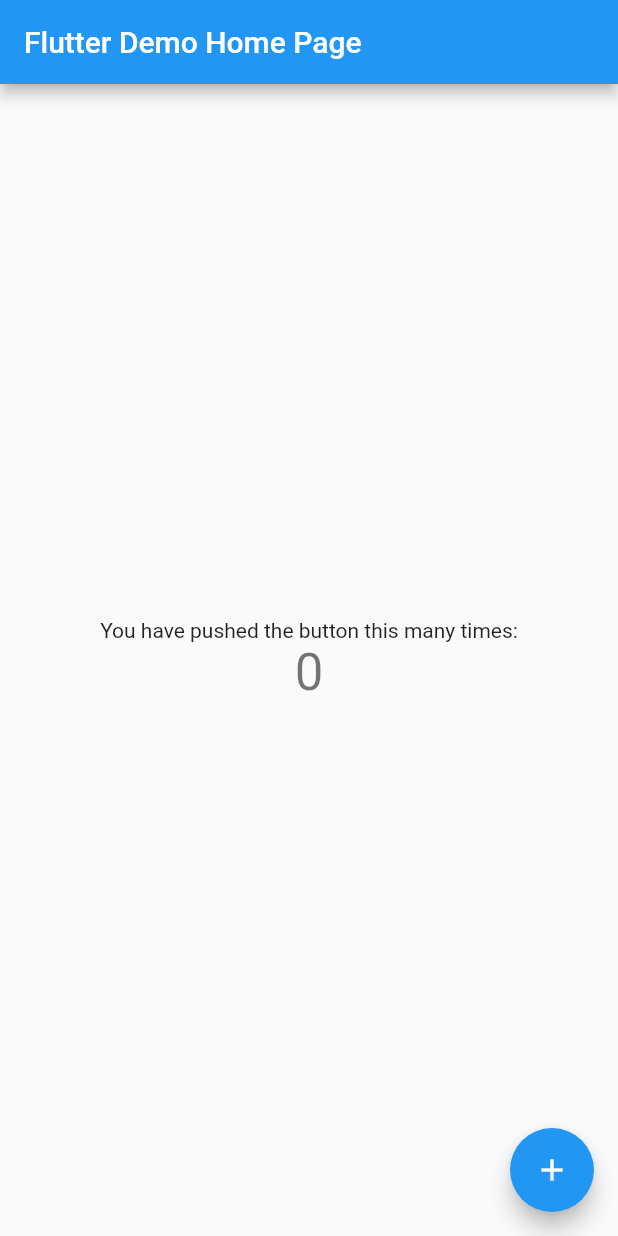
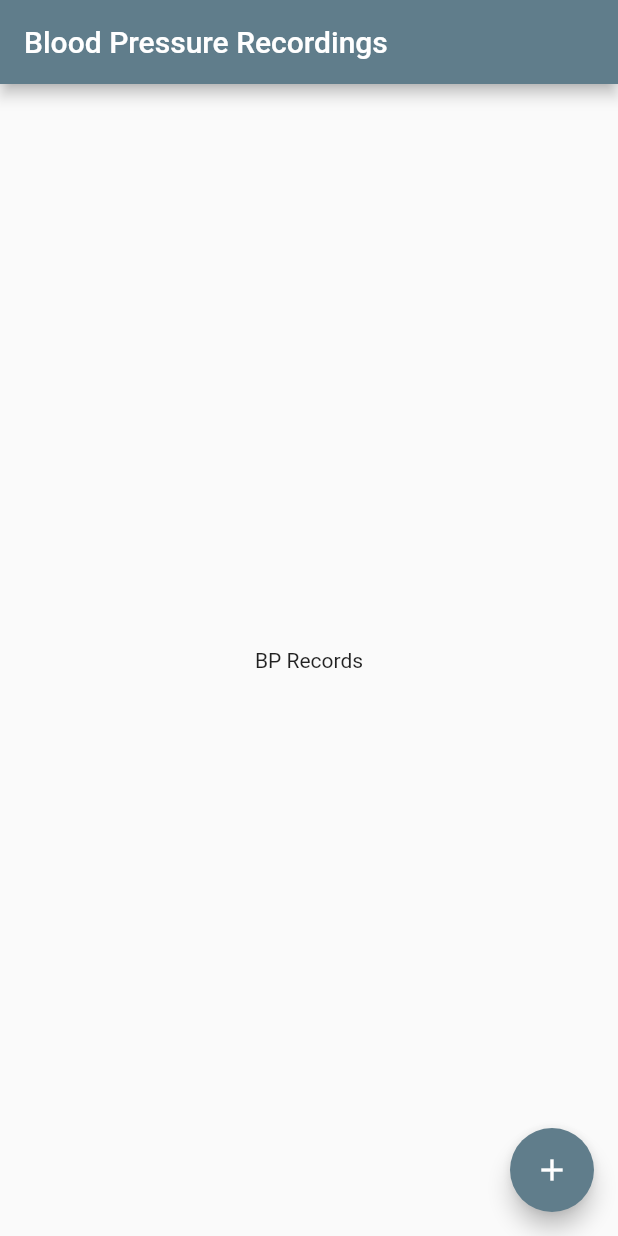
Before and after one commit to zgoda/mhh, a Flutter app: the screen it shows after launch, on a phone screen of 412 x 824 dp. Run offline on Flutter 3.47's test engine with Material 2 defaults, Android fonts, the phone set to English and light mode, and no system bars.

Commit message:
Initial structure

```diff
--- a/lib/main.dart
+++ b/lib/main.dart
@@ -1,135 +1,22 @@
-import 'package:flutter/material.dart'
-    show
-        AppBar,
-        BuildContext,
-        Center,
-        Colors,
-        Column,
-        FloatingActionButton,
-        Icon,
-        Icons,
-        MainAxisAlignment,
-        MaterialApp,
-        Scaffold,
-        State,
-        StatefulWidget,
-        StatelessWidget,
-        Text,
-        Theme,
-        ThemeData,
-        Widget,
-        runApp;
+import 'package:flutter/material.dart';
+import 'package:mhh/pages/home.dart';
 
 void main() {
-  runApp(const MyApp());
+  runApp(const BPRecApp());
 }
 
-class MyApp extends StatelessWidget {
-  const MyApp({super.key});
+class BPRecApp extends StatelessWidget {
+  const BPRecApp({super.key});
 
   // This widget is the root of your application.
   @override
   Widget build(BuildContext context) {
     return MaterialApp(
-      title: 'Flutter Demo',
+      title: 'Blood Pressure Recordings',
       theme: ThemeData(
-        // This is the theme of your application.
-        //
-        // Try running your application with "flutter run". You'll see the
-        // application has a blue toolbar. Then, without quitting the app, try
-        // changing the primarySwatch below to Colors.green and then invoke
-        // "hot reload" (press "r" in the console where you ran "flutter run",
-        // or simply save your changes to "hot reload" in a Flutter IDE).
-        // Notice that the counter didn't reset back to zero; the application
-        // is not restarted.
-        primarySwatch: Colors.blue,
+        primarySwatch: Colors.blueGrey,
       ),
-      home: const MyHomePage(title: 'Flutter Demo Home Page'),
+      home: const HomeScreen(),
     );
   }
 }
-
-class MyHomePage extends StatefulWidget {
-  const MyHomePage({super.key, required this.title});
-
-  // This widget is the home page of your application. It is stateful, meaning
-  // that it has a State object (defined below) that contains fields that affect
-  // how it looks.
-
-  // This class is the configuration for the state. It holds the values (in this
-  // case the title) provided by the parent (in this case the App widget) and
-  // used by the build method of the State. Fields in a Widget subclass are
-  // always marked "final".
-
-  final String title;
-
-  @override
-  State<MyHomePage> createState() => _MyHomePageState();
-}
-
-class _MyHomePageState extends State<MyHomePage> {
-  int _counter = 0;
-
-  void _incrementCounter() {
-    setState(() {
-      // This call to setState tells the Flutter framework that something has
-      // changed in this State, which causes it to rerun the build method below
-      // so that the display can reflect the updated values. If we changed
-      // _counter without calling setState(), then the build method would not be
-      // called again, and so nothing would appear to happen.
-      _counter++;
-    });
-  }
-
-  @override
-  Widget build(BuildContext context) {
-    // This method is rerun every time setState is called, for instance as done
-    // by the _incrementCounter method above.
-    //
-    // The Flutter framework has been optimized to make rerunning build methods
-    // fast, so that you can just rebuild anything that needs updating rather
-    // than having to individually change instances of widgets.
-    return Scaffold(
-      appBar: AppBar(
-        // Here we take the value from the MyHomePage object that was created by
-        // the App.build method, and use it to set our appbar title.
-        title: Text(widget.title),
-      ),
-      body: Center(
-        // Center is a layout widget. It takes a single child and positions it
-        // in the middle of the parent.
-        child: Column(
-          // Column is also a layout widget. It takes a list of children and
-          // arranges them vertically. By default, it sizes itself to fit its
-          // children horizontally, and tries to be as tall as its parent.
-          //
-          // Invoke "debug painting" (press "p" in the console, choose the
-          // "Toggle Debug Paint" action from the Flutter Inspector in Android
-          // Studio, or the "Toggle Debug Paint" command in Visual Studio Code)
-          // to see the wireframe for each widget.
-          //
-          // Column has various properties to control how it sizes itself and
-          // how it positions its children. Here we use mainAxisAlignment to
-          // center the children vertically; the main axis here is the vertical
-          // axis because Columns are vertical (the cross axis would be
-          // horizontal).
-          mainAxisAlignment: MainAxisAlignment.center,
-          children: <Widget>[
-            const Text(
-              'You have pushed the button this many times:',
-            ),
-            Text(
-              '$_counter',
-              style: Theme.of(context).textTheme.headlineMedium,
-            ),
-          ],
-        ),
-      ),
-      floatingActionButton: FloatingActionButton(
-        onPressed: _incrementCounter,
-        tooltip: 'Increment',
-        child: const Icon(Icons.add),
-      ), // This trailing comma makes auto-formatting nicer for build methods.
-    );
-  }
-}
--- /dev/null
+++ b/lib/pages/home.dart
@@ -0,0 +1,25 @@
+import 'package:flutter/material.dart';
+
+class HomeScreen extends StatelessWidget {
+  const HomeScreen({super.key});
+
+  @override
+  Widget build(BuildContext context) {
+    return Scaffold(
+        floatingActionButton: FloatingActionButton(
+          tooltip: 'New blood pressure recording',
+          onPressed: () => ScaffoldMessenger.of(context).showSnackBar(
+            const SnackBar(
+              content: Text('New BP recording'),
+            ),
+          ),
+          child: const Icon(Icons.add),
+        ),
+        appBar: AppBar(
+          title: const Text('Blood Pressure Recordings'),
+        ),
+        body: const Center(
+          child: Text('BP Records'),
+        ));
+  }
+}
```
Also changed, not shown: 2 other files.
